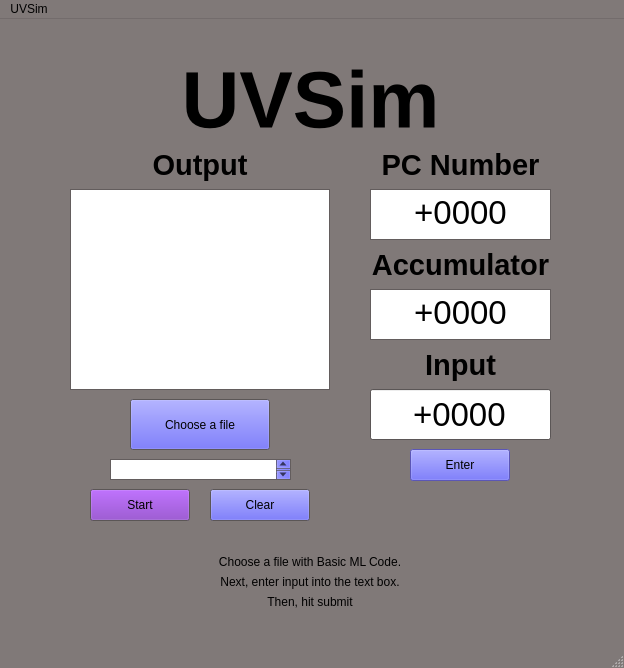
This is code_base_with_classes/UVSim.ui in constanhack/2450-project as Qt 5 draws it before an edit. The edited form follows.
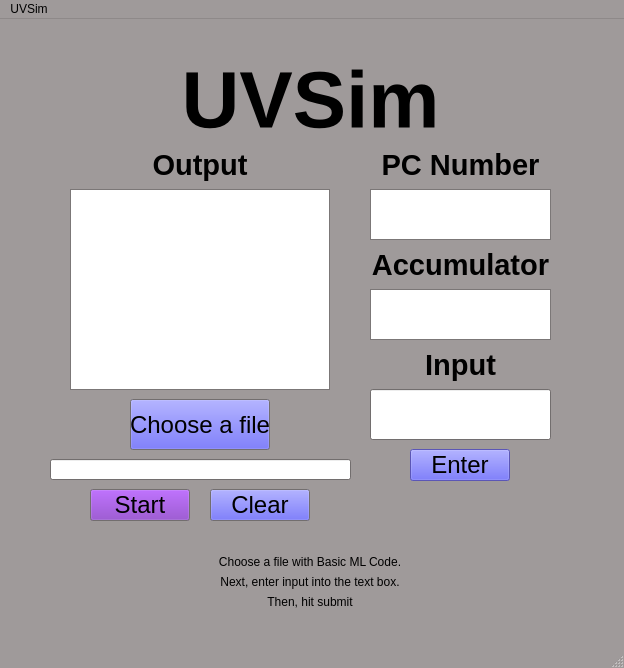
This is the edited form.

What changed in the file:
```diff
--- a/code_base_with_classes/UVSim.ui
+++ b/code_base_with_classes/UVSim.ui
@@ -25,9 +25,9 @@
      <colorrole role="Window">
       <brush brushstyle="SolidPattern">
        <color alpha="255">
-        <red>128</red>
-        <green>121</green>
-        <blue>120</blue>
+        <red>159</red>
+        <green>154</green>
+        <blue>154</blue>
        </color>
       </brush>
      </colorrole>
@@ -45,9 +45,9 @@
      <colorrole role="Window">
       <brush brushstyle="SolidPattern">
        <color alpha="255">
-        <red>128</red>
-        <green>121</green>
-        <blue>120</blue>
+        <red>159</red>
+        <green>154</green>
+        <blue>154</blue>
        </color>
       </brush>
      </colorrole>
@@ -65,18 +65,18 @@
      <colorrole role="Base">
       <brush brushstyle="SolidPattern">
        <color alpha="255">
-        <red>128</red>
-        <green>121</green>
-        <blue>120</blue>
+        <red>159</red>
+        <green>154</green>
+        <blue>154</blue>
        </color>
       </brush>
      </colorrole>
      <colorrole role="Window">
       <brush brushstyle="SolidPattern">
        <color alpha="255">
-        <red>128</red>
-        <green>121</green>
-        <blue>120</blue>
+        <red>159</red>
+        <green>154</green>
+        <blue>154</blue>
        </color>
       </brush>
      </colorrole>
@@ -188,6 +188,38 @@
       <height>32</height>
      </rect>
     </property>
+    <property name="palette">
+     <palette>
+      <active>
+       <colorrole role="ButtonText">
+        <brush brushstyle="SolidPattern">
+         <color alpha="255">
+          <red>0</red>
+          <green>0</green>
+          <blue>0</blue>
+         </color>
+        </brush>
+       </colorrole>
+      </active>
+      <inactive>
+       <colorrole role="ButtonText">
+        <brush brushstyle="SolidPattern">
+         <color alpha="255">
+          <red>0</red>
+          <green>0</green>
+          <blue>0</blue>
+         </color>
+        </brush>
+       </colorrole>
+      </inactive>
+      <disabled/>
+     </palette>
+    </property>
+    <property name="font">
+     <font>
+      <pointsize>18</pointsize>
+     </font>
+    </property>
     <property name="text">
      <string>Clear</string>
     </property>
@@ -213,6 +245,15 @@
          </color>
         </brush>
        </colorrole>
+       <colorrole role="ButtonText">
+        <brush brushstyle="SolidPattern">
+         <color alpha="255">
+          <red>0</red>
+          <green>0</green>
+          <blue>0</blue>
+         </color>
+        </brush>
+       </colorrole>
       </active>
       <inactive>
        <colorrole role="Button">
@@ -224,6 +265,15 @@
          </color>
         </brush>
        </colorrole>
+       <colorrole role="ButtonText">
+        <brush brushstyle="SolidPattern">
+         <color alpha="255">
+          <red>0</red>
+          <green>0</green>
+          <blue>0</blue>
+         </color>
+        </brush>
+       </colorrole>
       </inactive>
       <disabled>
        <colorrole role="Button">
@@ -238,6 +288,11 @@
       </disabled>
      </palette>
     </property>
+    <property name="font">
+     <font>
+      <pointsize>18</pointsize>
+     </font>
+    </property>
     <property name="text">
      <string>Start</string>
     </property>
@@ -300,7 +355,7 @@
     </property>
     <property name="font">
      <font>
-      <pointsize>25</pointsize>
+      <pointsize>20</pointsize>
      </font>
     </property>
     <property name="html">
@@ -310,8 +365,8 @@
 hr { height: 1px; border-width: 0; }
 li.unchecked::marker { content: &quot;\2610&quot;; }
 li.checked::marker { content: &quot;\2612&quot;; }
-&lt;/style&gt;&lt;/head&gt;&lt;body style=&quot; font-family:'Segoe UI'; font-size:25pt; font-weight:400; font-style:normal;&quot;&gt;
-&lt;p align=&quot;center&quot; style=&quot; margin-top:0px; margin-bottom:0px; margin-left:0px; margin-right:0px; -qt-block-indent:0; text-indent:0px;&quot;&gt;&lt;span style=&quot; font-family:'.AppleSystemUIFont';&quot;&gt;+0000&lt;/span&gt;&lt;/p&gt;&lt;/body&gt;&lt;/html&gt;</string>
+&lt;/style&gt;&lt;/head&gt;&lt;body style=&quot; font-family:'.AppleSystemUIFont'; font-size:20pt; font-weight:400; font-style:normal;&quot;&gt;
+&lt;p align=&quot;center&quot; style=&quot;-qt-paragraph-type:empty; margin-top:0px; margin-bottom:0px; margin-left:0px; margin-right:0px; -qt-block-indent:0; text-indent:0px;&quot;&gt;&lt;br /&gt;&lt;/p&gt;&lt;/body&gt;&lt;/html&gt;</string>
     </property>
    </widget>
    <widget class="QTextBrowser" name="PCText">
@@ -325,7 +380,7 @@
     </property>
     <property name="font">
      <font>
-      <pointsize>25</pointsize>
+      <pointsize>20</pointsize>
       <kerning>true</kerning>
      </font>
     </property>
@@ -339,8 +394,8 @@
 hr { height: 1px; border-width: 0; }
 li.unchecked::marker { content: &quot;\2610&quot;; }
 li.checked::marker { content: &quot;\2612&quot;; }
-&lt;/style&gt;&lt;/head&gt;&lt;body style=&quot; font-family:'Segoe UI'; font-size:25pt; font-weight:400; font-style:normal;&quot;&gt;
-&lt;p align=&quot;center&quot; style=&quot; margin-top:0px; margin-bottom:0px; margin-left:0px; margin-right:0px; -qt-block-indent:0; text-indent:0px;&quot;&gt;&lt;span style=&quot; font-family:'.AppleSystemUIFont';&quot;&gt;+0000&lt;/span&gt;&lt;/p&gt;&lt;/body&gt;&lt;/html&gt;</string>
+&lt;/style&gt;&lt;/head&gt;&lt;body style=&quot; font-family:'.AppleSystemUIFont'; font-size:20pt; font-weight:400; font-style:normal;&quot;&gt;
+&lt;p align=&quot;center&quot; style=&quot;-qt-paragraph-type:empty; margin-top:0px; margin-bottom:0px; margin-left:0px; margin-right:0px; -qt-block-indent:0; text-indent:0px;&quot;&gt;&lt;br /&gt;&lt;/p&gt;&lt;/body&gt;&lt;/html&gt;</string>
     </property>
    </widget>
    <widget class="QLabel" name="Output">
@@ -374,6 +429,11 @@
       <height>201</height>
      </rect>
     </property>
+    <property name="font">
+     <font>
+      <pointsize>15</pointsize>
+     </font>
+    </property>
     <property name="html">
      <string>&lt;!DOCTYPE HTML PUBLIC &quot;-//W3C//DTD HTML 4.0//EN&quot; &quot;http://www.w3.org/TR/REC-html40/strict.dtd&quot;&gt;
 &lt;html&gt;&lt;head&gt;&lt;meta name=&quot;qrichtext&quot; content=&quot;1&quot; /&gt;&lt;meta charset=&quot;utf-8&quot; /&gt;&lt;style type=&quot;text/css&quot;&gt;
@@ -381,8 +441,8 @@
 hr { height: 1px; border-width: 0; }
 li.unchecked::marker { content: &quot;\2610&quot;; }
 li.checked::marker { content: &quot;\2612&quot;; }
-&lt;/style&gt;&lt;/head&gt;&lt;body style=&quot; font-family:'Segoe UI'; font-size:9pt; font-weight:400; font-style:normal;&quot;&gt;
-&lt;p align=&quot;center&quot; style=&quot;-qt-paragraph-type:empty; margin-top:0px; margin-bottom:0px; margin-left:0px; margin-right:0px; -qt-block-indent:0; text-indent:0px; font-family:'.AppleSystemUIFont'; font-size:13pt;&quot;&gt;&lt;br /&gt;&lt;/p&gt;&lt;/body&gt;&lt;/html&gt;</string>
+&lt;/style&gt;&lt;/head&gt;&lt;body style=&quot; font-family:'.AppleSystemUIFont'; font-size:15pt; font-weight:400; font-style:normal;&quot;&gt;
+&lt;p align=&quot;center&quot; style=&quot;-qt-paragraph-type:empty; margin-top:0px; margin-bottom:0px; margin-left:0px; margin-right:0px; -qt-block-indent:0; text-indent:0px; font-size:13pt;&quot;&gt;&lt;br /&gt;&lt;/p&gt;&lt;/body&gt;&lt;/html&gt;</string>
     </property>
    </widget>
    <widget class="QPushButton" name="ChooseFile">
@@ -394,31 +454,43 @@
       <height>51</height>
      </rect>
     </property>
+    <property name="palette">
+     <palette>
+      <active>
+       <colorrole role="ButtonText">
+        <brush brushstyle="SolidPattern">
+         <color alpha="255">
+          <red>0</red>
+          <green>0</green>
+          <blue>0</blue>
+         </color>
+        </brush>
+       </colorrole>
+      </active>
+      <inactive>
+       <colorrole role="ButtonText">
+        <brush brushstyle="SolidPattern">
+         <color alpha="255">
+          <red>0</red>
+          <green>0</green>
+          <blue>0</blue>
+         </color>
+        </brush>
+       </colorrole>
+      </inactive>
+      <disabled/>
+     </palette>
+    </property>
+    <property name="font">
+     <font>
+      <pointsize>18</pointsize>
+     </font>
+    </property>
     <property name="text">
      <string>Choose a file</string>
     </property>
    </widget>
-   <widget class="QTextBrowser" name="FilePath">
-    <property name="geometry">
-     <rect>
-      <x>110</x>
-      <y>440</y>
-      <width>181</width>
-      <height>21</height>
-     </rect>
-    </property>
-    <property name="html">
-     <string>&lt;!DOCTYPE HTML PUBLIC &quot;-//W3C//DTD HTML 4.0//EN&quot; &quot;http://www.w3.org/TR/REC-html40/strict.dtd&quot;&gt;
-&lt;html&gt;&lt;head&gt;&lt;meta name=&quot;qrichtext&quot; content=&quot;1&quot; /&gt;&lt;meta charset=&quot;utf-8&quot; /&gt;&lt;style type=&quot;text/css&quot;&gt;
-p, li { white-space: pre-wrap; }
-hr { height: 1px; border-width: 0; }
-li.unchecked::marker { content: &quot;\2610&quot;; }
-li.checked::marker { content: &quot;\2612&quot;; }
-&lt;/style&gt;&lt;/head&gt;&lt;body style=&quot; font-family:'Segoe UI'; font-size:9pt; font-weight:400; font-style:normal;&quot;&gt;
-&lt;p align=&quot;center&quot; style=&quot;-qt-paragraph-type:empty; margin-top:0px; margin-bottom:0px; margin-left:0px; margin-right:0px; -qt-block-indent:0; text-indent:0px; font-family:'.AppleSystemUIFont'; font-size:13pt;&quot;&gt;&lt;br /&gt;&lt;/p&gt;&lt;/body&gt;&lt;/html&gt;</string>
-    </property>
-   </widget>
-   <widget class="QPushButton" name="pushButton">
+   <widget class="QPushButton" name="Enter">
     <property name="geometry">
      <rect>
       <x>410</x>
@@ -430,6 +502,15 @@
     <property name="palette">
      <palette>
       <active>
+       <colorrole role="ButtonText">
+        <brush brushstyle="SolidPattern">
+         <color alpha="255">
+          <red>0</red>
+          <green>0</green>
+          <blue>0</blue>
+         </color>
+        </brush>
+       </colorrole>
        <colorrole role="Window">
         <brush brushstyle="SolidPattern">
          <color alpha="255">
@@ -441,6 +522,15 @@
        </colorrole>
       </active>
       <inactive>
+       <colorrole role="ButtonText">
+        <brush brushstyle="SolidPattern">
+         <color alpha="255">
+          <red>0</red>
+          <green>0</green>
+          <blue>0</blue>
+         </color>
+        </brush>
+       </colorrole>
        <colorrole role="Window">
         <brush brushstyle="SolidPattern">
          <color alpha="255">
@@ -473,6 +563,11 @@
       </disabled>
      </palette>
     </property>
+    <property name="font">
+     <font>
+      <pointsize>18</pointsize>
+     </font>
+    </property>
     <property name="text">
      <string>Enter</string>
     </property>
@@ -488,19 +583,37 @@
     </property>
     <property name="font">
      <font>
-      <pointsize>25</pointsize>
+      <pointsize>20</pointsize>
      </font>
     </property>
     <property name="layoutDirection">
      <enum>Qt::LeftToRight</enum>
     </property>
     <property name="text">
-     <string>+0000</string>
+     <string/>
     </property>
     <property name="alignment">
      <set>Qt::AlignCenter</set>
     </property>
    </widget>
+   <widget class="QLineEdit" name="lineEdit_2">
+    <property name="geometry">
+     <rect>
+      <x>50</x>
+      <y>440</y>
+      <width>301</width>
+      <height>21</height>
+     </rect>
+    </property>
+    <property name="font">
+     <font>
+      <pointsize>11</pointsize>
+     </font>
+    </property>
+    <property name="readOnly">
+     <bool>true</bool>
+    </property>
+   </widget>
   </widget>
   <widget class="QMenuBar" name="menubar">
    <property name="geometry">
@@ -508,7 +621,7 @@
      <x>0</x>
      <y>0</y>
      <width>624</width>
-     <height>22</height>
+     <height>24</height>
     </rect>
    </property>
    <widget class="QMenu" name="menuUVSim">
```
Left out of the diff: 4 changed lines with no effect on the pictures.
